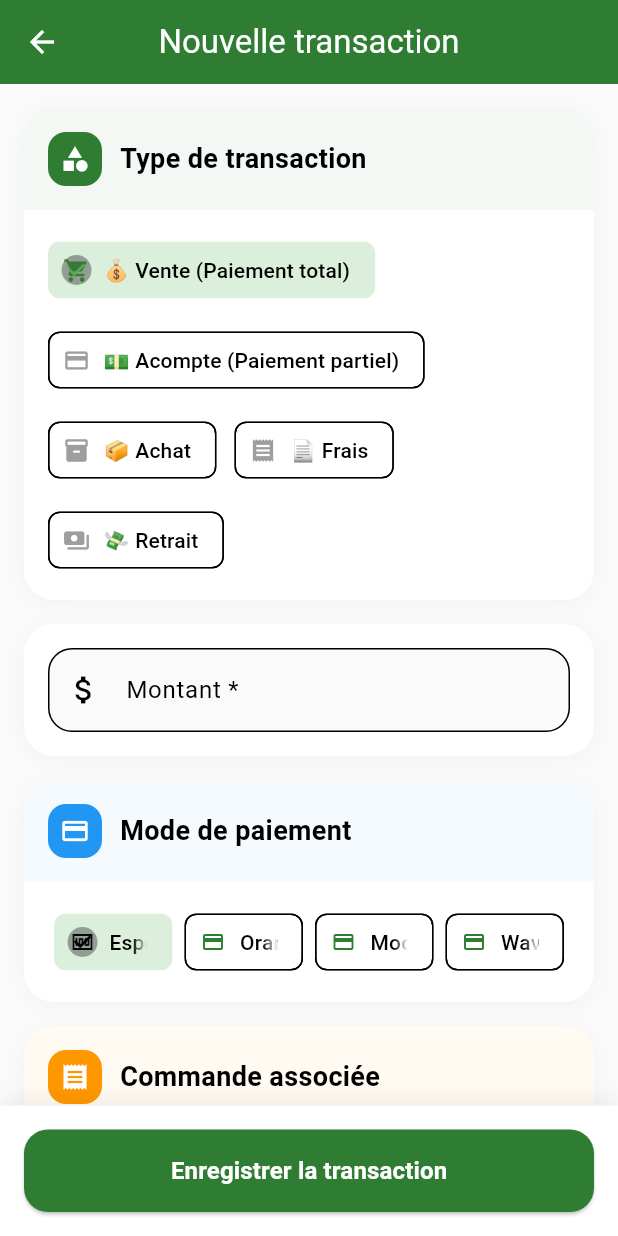
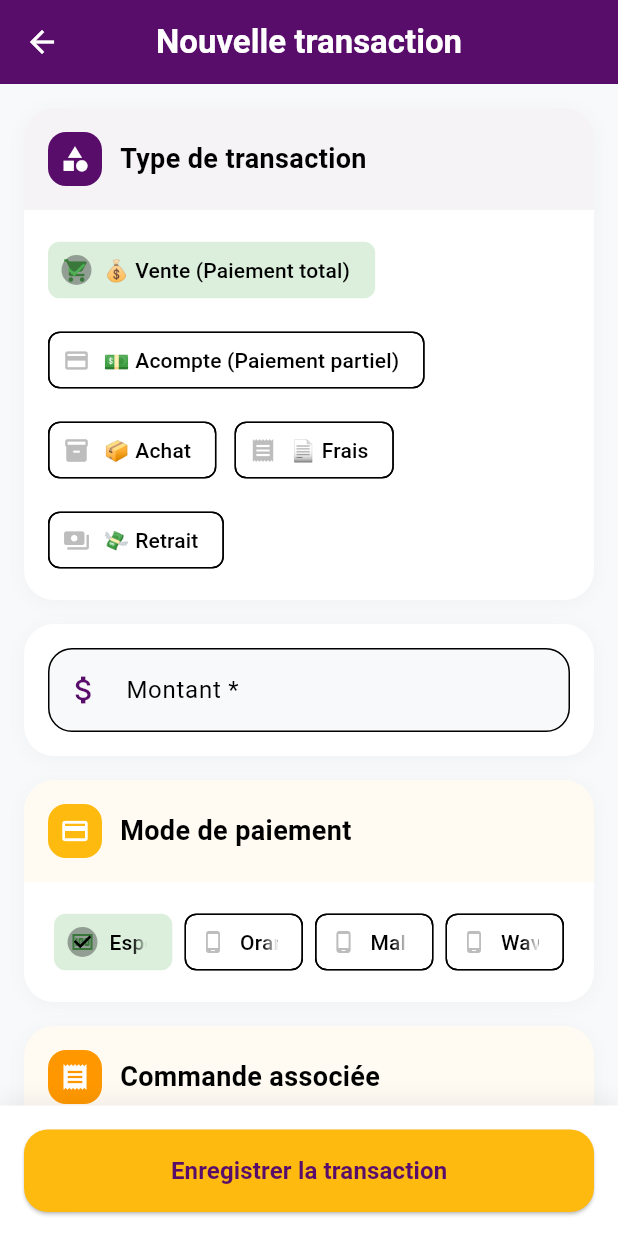
Before and after one commit to TiecouraDiarra/ramashopping, a Flutter app: the NouvelleTransactionPage screen opened directly, on a phone screen of 412 x 824 dp. Run offline on Flutter 3.47's test engine with Material 3 defaults, Android fonts, the phone set to English and light mode, and no system bars; our stand-ins replace cloud_firestore, firebase_auth, firebase_core, firebase_storage, image_picker, pdf and 1 more; accounts and stored records are empty.

Commit message:
Apres personnalisation de la page ajouter une transaction

```diff
--- a/lib/screens/tresorerie/nouvelle_transaction.dart
+++ b/lib/screens/tresorerie/nouvelle_transaction.dart
@@ -2,6 +2,7 @@ import 'package:flutter/material.dart';
 import 'package:cloud_firestore/cloud_firestore.dart';
 import 'package:firebase_auth/firebase_auth.dart';
 import 'package:intl/intl.dart';
+import '../../utils/theme.dart';
 
 class NouvelleTransactionPage extends StatefulWidget {
   const NouvelleTransactionPage({super.key});
@@ -25,19 +26,18 @@ class _NouvelleTransactionPageState extends State<NouvelleTransactionPage> {
   final FirebaseFirestore _firestore = FirebaseFirestore.instance;
 
   final List<Map<String, dynamic>> _types = [
-    {'value': 'vente', 'label': '💰 Vente (Paiement total)', 'icon': Icons.shopping_cart, 'color': Colors.green},
-    {'value': 'acompte', 'label': '💵 Acompte (Paiement partiel)', 'icon': Icons.payment, 'color': Colors.cyan},
-    {'value': 'achat', 'label': '📦 Achat', 'icon': Icons.inventory, 'color': Colors.blue},
+    {'value': 'vente', 'label': '💰 Vente (Paiement total)', 'icon': Icons.shopping_cart, 'color': AppColors.success},
+    {'value': 'acompte', 'label': '💵 Acompte (Paiement partiel)', 'icon': Icons.payment, 'color': AppColors.warning},
+    {'value': 'achat', 'label': '📦 Achat', 'icon': Icons.inventory, 'color': AppColors.info},
     {'value': 'frais', 'label': '📄 Frais', 'icon': Icons.receipt, 'color': Colors.orange},
-    {'value': 'retrait', 'label': '💸 Retrait', 'icon': Icons.payments, 'color': Colors.red},
+    {'value': 'retrait', 'label': '💸 Retrait', 'icon': Icons.payments, 'color': AppColors.error},
   ];
 
   final List<Map<String, dynamic>> _modes = [
-    {'value': 'cash', 'label': 'Espèces', 'icon': Icons.money, 'color': Colors.green},
-    {'value': 'orange', 'label': 'Orange monnaie', 'icon': Icons.credit_card, 'color': Colors.orange},
-    {'value': 'malitel', 'label': 'Moov', 'icon': Icons.credit_card, 'color': Colors.blue},
-    {'value': 'wafe', 'label': 'Wave', 'icon': Icons.credit_card, 'color': Colors.blue},
-    // {'value': 'virement', 'label': 'Virement', 'icon': Icons.account_balance, 'color': Colors.purple},
+    {'value': 'cash', 'label': 'Espèces', 'icon': Icons.money, 'color': AppColors.success},
+    {'value': 'orange', 'label': 'Orange Money', 'icon': Icons.phone_android, 'color': Colors.orange},
+    {'value': 'malitel', 'label': 'Malitel', 'icon': Icons.phone_android, 'color': Colors.blue},
+    {'value': 'wave', 'label': 'Wave', 'icon': Icons.phone_android, 'color': Colors.blue},
   ];
 
   @override
@@ -55,7 +55,6 @@ class _NouvelleTransactionPageState extends State<NouvelleTransactionPage> {
 
   Future<void> _loadCommandes() async {
     try {
-      // Charger les commandes non entièrement payées
       final snapshot = await _firestore
           .collection('commandes')
           .where('statut', whereIn: ['enAttente', 'partiellementPayee'])
@@ -84,7 +83,6 @@ class _NouvelleTransactionPageState extends State<NouvelleTransactionPage> {
         };
       }).toList();
 
-      // Trier par date
       commandesList.sort((a, b) => b['date']?.compareTo(a['date']) ?? 0);
 
       setState(() {
@@ -117,7 +115,6 @@ class _NouvelleTransactionPageState extends State<NouvelleTransactionPage> {
       await _firestore.collection('transactions').add(transactionData);
       await _mettreAJourCaisse(transactionData);
 
-      // 🔥 Gestion du paiement (total ou partiel) lié à une commande
       if (_commandeId != null && _commandeId!.isNotEmpty) {
         final commandeDoc = await _firestore.collection('commandes').doc(_commandeId).get();
         if (commandeDoc.exists) {
@@ -126,7 +123,6 @@ class _NouvelleTransactionPageState extends State<NouvelleTransactionPage> {
           final montantDejaPaye = (commandeData['montantPaye'] ?? 0).toDouble();
           final nouveauMontantPaye = montantDejaPaye + montant;
 
-          // Déterminer le nouveau statut
           String nouveauStatut;
           if (nouveauMontantPaye >= montantTotal) {
             nouveauStatut = 'payee';
@@ -136,7 +132,6 @@ class _NouvelleTransactionPageState extends State<NouvelleTransactionPage> {
             nouveauStatut = 'enAttente';
           }
 
-          // Mettre à jour la commande
           await _firestore.collection('commandes').doc(_commandeId).update({
             'montantPaye': nouveauMontantPaye,
             'statut': nouveauStatut,
@@ -149,7 +144,7 @@ class _NouvelleTransactionPageState extends State<NouvelleTransactionPage> {
       }
     } catch (e) {
       ScaffoldMessenger.of(context).showSnackBar(
-        SnackBar(content: Text('Erreur: $e'), backgroundColor: Colors.red),
+        SnackBar(content: Text('Erreur: $e'), backgroundColor: AppColors.error),
       );
     } finally {
       if (mounted) setState(() => _isLoading = false);
@@ -181,10 +176,10 @@ class _NouvelleTransactionPageState extends State<NouvelleTransactionPage> {
   @override
   Widget build(BuildContext context) {
     return Scaffold(
-      backgroundColor: Colors.grey.shade50,
+      backgroundColor: AppColors.background,
       appBar: AppBar(
-        title: const Text('Nouvelle transaction'),
-        backgroundColor: const Color(0xFF2E7D32),
+        title: const Text('Nouvelle transaction', style: TextStyle(fontWeight: FontWeight.bold)),
+        backgroundColor: AppColors.primaryPurple,
         foregroundColor: Colors.white,
         elevation: 0,
       ),
@@ -197,14 +192,10 @@ class _NouvelleTransactionPageState extends State<NouvelleTransactionPage> {
               // Type de transaction
               Container(
                 decoration: BoxDecoration(
-                  color: Colors.white,
+                  color: AppColors.white,
                   borderRadius: BorderRadius.circular(20),
                   boxShadow: [
-                    BoxShadow(
-                      color: Colors.black.withOpacity(0.03),
-                      blurRadius: 10,
-                      offset: const Offset(0, 2),
-                    ),
+                    BoxShadow(color: Colors.black.withOpacity(0.03), blurRadius: 10, offset: const Offset(0, 2)),
                   ],
                 ),
                 child: Column(
@@ -213,27 +204,18 @@ class _NouvelleTransactionPageState extends State<NouvelleTransactionPage> {
                     Container(
                       padding: const EdgeInsets.all(16),
                       decoration: BoxDecoration(
-                        color: const Color(0xFF2E7D32).withOpacity(0.05),
-                        borderRadius: const BorderRadius.only(
-                          topLeft: Radius.circular(20),
-                          topRight: Radius.circular(20),
-                        ),
+                        color: AppColors.primaryPurple.withOpacity(0.05),
+                        borderRadius: const BorderRadius.only(topLeft: Radius.circular(20), topRight: Radius.circular(20)),
                       ),
                       child: Row(
                         children: [
                           Container(
                             padding: const EdgeInsets.all(8),
-                            decoration: BoxDecoration(
-                              color: const Color(0xFF2E7D32),
-                              borderRadius: BorderRadius.circular(12),
-                            ),
+                            decoration: BoxDecoration(color: AppColors.primaryPurple, borderRadius: BorderRadius.circular(12)),
                             child: const Icon(Icons.category, color: Colors.white, size: 20),
                           ),
                           const SizedBox(width: 12),
-                          const Text(
-                            'Type de transaction',
-                            style: TextStyle(fontSize: 18, fontWeight: FontWeight.bold),
-                          ),
+                          const Text('Type de transaction', style: TextStyle(fontSize: 18, fontWeight: FontWeight.bold)),
                         ],
                       ),
                     ),
@@ -255,7 +237,7 @@ class _NouvelleTransactionPageState extends State<NouvelleTransactionPage> {
                                 }
                               });
                             },
-                            avatar: Icon(type['icon'], size: 18, color: isSelected ? type['color'] : Colors.grey),
+                            avatar: Icon(type['icon'], size: 18, color: isSelected ? type['color'] : AppColors.textHint),
                             selectedColor: (type['color'] as Color).withOpacity(0.2),
                             checkmarkColor: type['color'],
                           );
@@ -270,14 +252,10 @@ class _NouvelleTransactionPageState extends State<NouvelleTransactionPage> {
               // Montant
               Container(
                 decoration: BoxDecoration(
-                  color: Colors.white,
+                  color: AppColors.white,
                   borderRadius: BorderRadius.circular(20),
                   boxShadow: [
-                    BoxShadow(
-                      color: Colors.black.withOpacity(0.03),
-                      blurRadius: 10,
-                      offset: const Offset(0, 2),
-                    ),
+                    BoxShadow(color: Colors.black.withOpacity(0.03), blurRadius: 10, offset: const Offset(0, 2)),
                   ],
                 ),
                 child: Padding(
@@ -288,21 +266,15 @@ class _NouvelleTransactionPageState extends State<NouvelleTransactionPage> {
                     decoration: InputDecoration(
                       labelText: 'Montant *',
                       hintText: '0',
-                      prefixIcon: const Icon(Icons.attach_money),
+                      prefixIcon: const Icon(Icons.attach_money, color: AppColors.primaryPurple),
                       suffixText: 'FCFA',
-                      border: OutlineInputBorder(
-                        borderRadius: BorderRadius.circular(16),
-                      ),
+                      border: OutlineInputBorder(borderRadius: BorderRadius.circular(16)),
                       filled: true,
-                      fillColor: Colors.grey.shade50,
+                      fillColor: AppColors.background,
                     ),
                     validator: (value) {
-                      if (value == null || value.isEmpty) {
-                        return 'Veuillez entrer le montant';
-                      }
-                      if (double.tryParse(value) == null) {
-                        return 'Montant invalide';
-                      }
+                      if (value == null || value.isEmpty) return 'Veuillez entrer le montant';
+                      if (double.tryParse(value) == null) return 'Montant invalide';
                       return null;
                     },
                   ),
@@ -313,14 +285,10 @@ class _NouvelleTransactionPageState extends State<NouvelleTransactionPage> {
               // Mode de paiement
               Container(
                 decoration: BoxDecoration(
-                  color: Colors.white,
+                  color: AppColors.white,
                   borderRadius: BorderRadius.circular(20),
                   boxShadow: [
-                    BoxShadow(
-                      color: Colors.black.withOpacity(0.03),
-                      blurRadius: 10,
-                      offset: const Offset(0, 2),
-                    ),
+                    BoxShadow(color: Colors.black.withOpacity(0.03), blurRadius: 10, offset: const Offset(0, 2)),
                   ],
                 ),
                 child: Column(
@@ -329,27 +297,18 @@ class _NouvelleTransactionPageState extends State<NouvelleTransactionPage> {
                     Container(
                       padding: const EdgeInsets.all(16),
                       decoration: BoxDecoration(
-                        color: const Color(0xFF2196F3).withOpacity(0.05),
-                        borderRadius: const BorderRadius.only(
-                          topLeft: Radius.circular(20),
-                          topRight: Radius.circular(20),
-                        ),
+                        color: AppColors.secondaryYellow.withOpacity(0.05),
+                        borderRadius: const BorderRadius.only(topLeft: Radius.circular(20), topRight: Radius.circular(20)),
                       ),
                       child: Row(
                         children: [
                           Container(
                             padding: const EdgeInsets.all(8),
-                            decoration: BoxDecoration(
-                              color: const Color(0xFF2196F3),
-                              borderRadius: BorderRadius.circular(12),
-                            ),
+                            decoration: BoxDecoration(color: AppColors.secondaryYellow, borderRadius: BorderRadius.circular(12)),
                             child: const Icon(Icons.payment, color: Colors.white, size: 20),
                           ),
                           const SizedBox(width: 12),
-                          const Text(
-                            'Mode de paiement',
-                            style: TextStyle(fontSize: 18, fontWeight: FontWeight.bold),
-                          ),
+                          const Text('Mode de paiement', style: TextStyle(fontSize: 18, fontWeight: FontWeight.bold)),
                         ],
                       ),
                     ),
@@ -364,10 +323,8 @@ class _NouvelleTransactionPageState extends State<NouvelleTransactionPage> {
                               child: ChoiceChip(
                                 label: Text(mode['label']),
                                 selected: isSelected,
-                                onSelected: (selected) {
-                                  setState(() => _modePaiement = mode['value']);
-                                },
-                                avatar: Icon(mode['icon'], size: 16),
+                                onSelected: (selected) => setState(() => _modePaiement = mode['value']),
+                                avatar: Icon(mode['icon'], size: 16, color: isSelected ? mode['color'] : AppColors.textHint),
                                 selectedColor: (mode['color'] as Color).withOpacity(0.2),
                               ),
                             ),
@@ -380,18 +337,14 @@ class _NouvelleTransactionPageState extends State<NouvelleTransactionPage> {
               ),
               const SizedBox(height: 16),
 
-              // Commande associée (pour les ventes et acomptes)
+              // Commande associée
               if (_typeTransaction == 'vente' || _typeTransaction == 'acompte') ...[
                 Container(
                   decoration: BoxDecoration(
-                    color: Colors.white,
+                    color: AppColors.white,
                     borderRadius: BorderRadius.circular(20),
                     boxShadow: [
-                      BoxShadow(
-                        color: Colors.black.withOpacity(0.03),
-                        blurRadius: 10,
-                        offset: const Offset(0, 2),
-                      ),
+                      BoxShadow(color: Colors.black.withOpacity(0.03), blurRadius: 10, offset: const Offset(0, 2)),
                     ],
                   ),
                   child: Column(
@@ -400,27 +353,18 @@ class _NouvelleTransactionPageState extends State<NouvelleTransactionPage> {
                       Container(
                         padding: const EdgeInsets.all(16),
                         decoration: BoxDecoration(
-                          color: const Color(0xFFFF9800).withOpacity(0.05),
-                          borderRadius: const BorderRadius.only(
-                            topLeft: Radius.circular(20),
-                            topRight: Radius.circular(20),
-                          ),
+                          color: AppColors.warning.withOpacity(0.05),
+                          borderRadius: const BorderRadius.only(topLeft: Radius.circular(20), topRight: Radius.circular(20)),
                         ),
                         child: Row(
                           children: [
                             Container(
                               padding: const EdgeInsets.all(8),
-                              decoration: BoxDecoration(
-                                color: const Color(0xFFFF9800),
-                                borderRadius: BorderRadius.circular(12),
-                              ),
+                              decoration: BoxDecoration(color: AppColors.warning, borderRadius: BorderRadius.circular(12)),
                               child: const Icon(Icons.receipt, color: Colors.white, size: 20),
                             ),
                             const SizedBox(width: 12),
-                            const Text(
-                              'Commande associée',
-                              style: TextStyle(fontSize: 18, fontWeight: FontWeight.bold),
-                            ),
+                            const Text('Commande associée', style: TextStyle(fontSize: 18, fontWeight: FontWeight.bold)),
                           ],
                         ),
                       ),
@@ -431,9 +375,9 @@ class _NouvelleTransactionPageState extends State<NouvelleTransactionPage> {
                           child: Container(
                             padding: const EdgeInsets.all(16),
                             decoration: BoxDecoration(
-                              color: Colors.grey.shade50,
+                              color: AppColors.background,
                               borderRadius: BorderRadius.circular(16),
-                              border: Border.all(color: Colors.grey.shade300),
+                              border: Border.all(color: AppColors.divider),
                             ),
                             child: Row(
                               mainAxisAlignment: MainAxisAlignment.spaceBetween,
@@ -442,28 +386,20 @@ class _NouvelleTransactionPageState extends State<NouvelleTransactionPage> {
                                   child: Column(
                                     crossAxisAlignment: CrossAxisAlignment.start,
                                     children: [
-                                      const Text(
-                                        'Commande associée',
-                                        style: TextStyle(fontSize: 12, color: Colors.grey),
-                                      ),
+                                      const Text('Commande associée', style: TextStyle(fontSize: 12, color: AppColors.textSecondary)),
                                       const SizedBox(height: 4),
                                       Text(
-                                        _commandeId == null
-                                            ? 'Sélectionner une commande'
-                                            : _getCommandeInfo(),
-                                        style: const TextStyle(fontSize: 14),
+                                        _commandeId == null ? 'Sélectionner une commande' : _getCommandeInfo(),
+                                        style: const TextStyle(fontSize: 14, color: AppColors.textPrimary),
                                       ),
                                       if (_commandeId != null) ...[
                                         const SizedBox(height: 2),
-                                        Text(
-                                          _getCommandeStatus(),
-                                          style: const TextStyle(fontSize: 12),
-                                        ),
+                                        Text(_getCommandeStatus(), style: const TextStyle(fontSize: 12, color: AppColors.warning)),
                                       ],
                                     ],
                                   ),
                                 ),
-                                Icon(Icons.arrow_drop_down, color: Colors.grey.shade600),
+                                Icon(Icons.arrow_drop_down, color: AppColors.textSecondary),
                               ],
                             ),
                           ),
@@ -478,14 +414,10 @@ class _NouvelleTransactionPageState extends State<NouvelleTransactionPage> {
               // Description
               Container(
                 decoration: BoxDecoration(
-                  color: Colors.white,
+                  color: AppColors.white,
                   borderRadius: BorderRadius.circular(20),
                   boxShadow: [
-                    BoxShadow(
-                      color: Colors.black.withOpacity(0.03),
-                      blurRadius: 10,
-                      offset: const Offset(0, 2),
-                    ),
+                    BoxShadow(color: Colors.black.withOpacity(0.03), blurRadius: 10, offset: const Offset(0, 2)),
                   ],
                 ),
                 child: Padding(
@@ -496,17 +428,13 @@ class _NouvelleTransactionPageState extends State<NouvelleTransactionPage> {
                     decoration: InputDecoration(
                       labelText: 'Description *',
                       hintText: 'Description de la transaction...',
-                      prefixIcon: const Icon(Icons.description_outlined),
-                      border: OutlineInputBorder(
-                        borderRadius: BorderRadius.circular(16),
-                      ),
+                      prefixIcon: const Icon(Icons.description_outlined, color: AppColors.primaryPurple),
+                      border: OutlineInputBorder(borderRadius: BorderRadius.circular(16)),
                       filled: true,
-                      fillColor: Colors.grey.shade50,
+                      fillColor: AppColors.background,
                     ),
                     validator: (value) {
-                      if (value == null || value.isEmpty) {
-                        return 'Veuillez entrer une description';
-                      }
+                      if (value == null || value.isEmpty) return 'Veuillez entrer une description';
                       return null;
                     },
                   ),
@@ -520,13 +448,9 @@ class _NouvelleTransactionPageState extends State<NouvelleTransactionPage> {
       bottomNavigationBar: Container(
         padding: const EdgeInsets.all(16),
         decoration: BoxDecoration(
-          color: Colors.white,
+          color: AppColors.white,
           boxShadow: [
-            BoxShadow(
-              color: Colors.black.withOpacity(0.05),
-              blurRadius: 10,
-              offset: const Offset(0, -5),
-            ),
+            BoxShadow(color: Colors.black.withOpacity(0.05), blurRadius: 10, offset: const Offset(0, -5)),
           ],
         ),
         child: SafeArea(
@@ -536,17 +460,12 @@ class _NouvelleTransactionPageState extends State<NouvelleTransactionPage> {
             child: ElevatedButton(
               onPressed: _isLoading ? null : _enregistrer,
               style: ElevatedButton.styleFrom(
-                backgroundColor: const Color(0xFF2E7D32),
-                shape: RoundedRectangleBorder(
-                  borderRadius: BorderRadius.circular(16),
-                ),
+                backgroundColor: AppColors.secondaryYellow,
+                shape: RoundedRectangleBorder(borderRadius: BorderRadius.circular(16)),
               ),
               child: _isLoading
-                  ? const CircularProgressIndicator(color: Colors.white)
-                  : const Text(
-                      'Enregistrer la transaction',
-                      style: TextStyle(fontSize: 16, fontWeight: FontWeight.bold, color: Colors.white),
-                    ),
+                  ? SizedBox(width: 24, height: 24, child: CircularProgressIndicator(strokeWidth: 2, color: AppColors.primaryPurple))
+                  : const Text('Enregistrer la transaction', style: TextStyle(fontSize: 16, fontWeight: FontWeight.bold, color: AppColors.primaryPurple)),
             ),
           ),
         ),
@@ -570,38 +489,30 @@ class _NouvelleTransactionPageState extends State<NouvelleTransactionPage> {
   void _showCommandeSelector() {
     showModalBottomSheet(
       context: context,
-      shape: const RoundedRectangleBorder(
-        borderRadius: BorderRadius.vertical(top: Radius.circular(20)),
-      ),
+      shape: const RoundedRectangleBorder(borderRadius: BorderRadius.vertical(top: Radius.circular(20))),
       builder: (context) {
         return Container(
           height: 500,
           padding: const EdgeInsets.all(16),
           child: Column(
             children: [
-              const Text(
-                'Sélectionner une commande',
-                style: TextStyle(fontSize: 18, fontWeight: FontWeight.bold),
-              ),
+              const Text('Sélectionner une commande', style: TextStyle(fontSize: 18, fontWeight: FontWeight.bold)),
               const Divider(),
               Expanded(
                 child: _commandes.isEmpty
-                    ? const Center(child: Text('Aucune commande en attente'))
+                    ? Center(child: Text('Aucune commande en attente', style: TextStyle(color: AppColors.textSecondary)))
                     : ListView.builder(
                         itemCount: _commandes.length,
                         itemBuilder: (context, index) {
                           final commande = _commandes[index];
                           return ListTile(
-                            leading: const Icon(Icons.receipt, color: Color(0xFFFF9800)),
-                            title: Text(commande['numero']),
+                            leading: Container(padding: const EdgeInsets.all(8), decoration: BoxDecoration(color: AppColors.warning.withOpacity(0.1), borderRadius: BorderRadius.circular(12)), child: const Icon(Icons.receipt, color: AppColors.warning)),
+                            title: Text(commande['numero'], style: const TextStyle(fontWeight: FontWeight.bold)),
                             subtitle: Column(
                               crossAxisAlignment: CrossAxisAlignment.start,
                               children: [
-                                Text(commande['client']),
-                                Text(
-                                  'Total: ${commande['montantTotal'].toStringAsFixed(0)} FCFA | Restant: ${commande['montantRestant'].toStringAsFixed(0)} FCFA',
-                                  style: const TextStyle(fontSize: 12),
-                                ),
+                                Text(commande['client'], style: const TextStyle(fontSize: 12)),
+                                Text('Total: ${commande['montantTotal'].toStringAsFixed(0)} FCFA | Restant: ${commande['montantRestant'].toStringAsFixed(0)} FCFA', style: TextStyle(fontSize: 11, color: AppColors.textSecondary)),
                               ],
                             ),
                             onTap: () {
```
